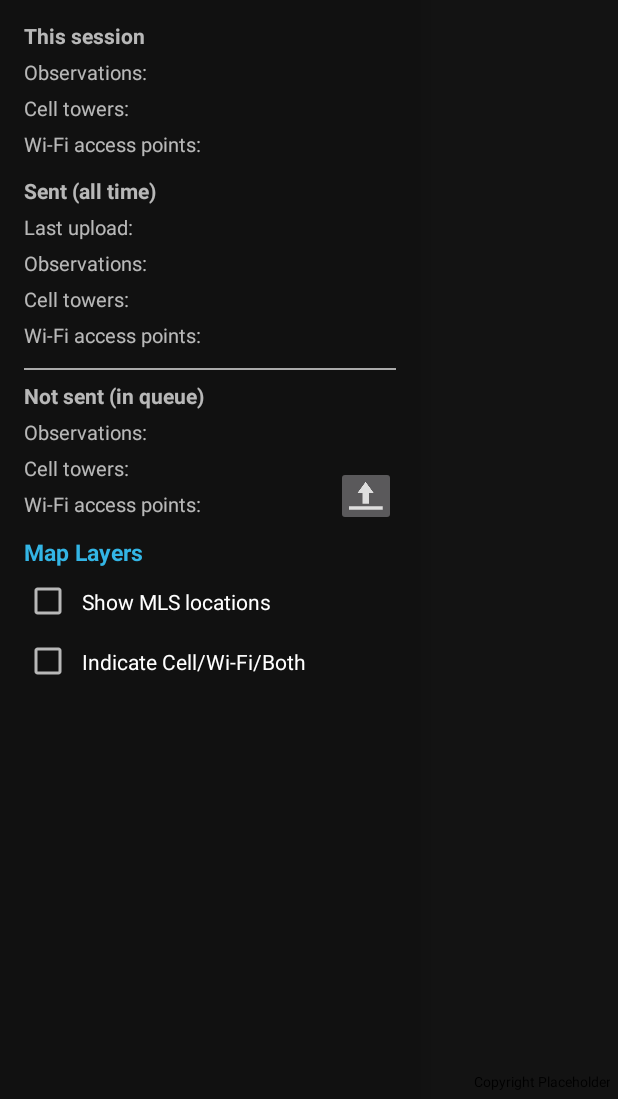
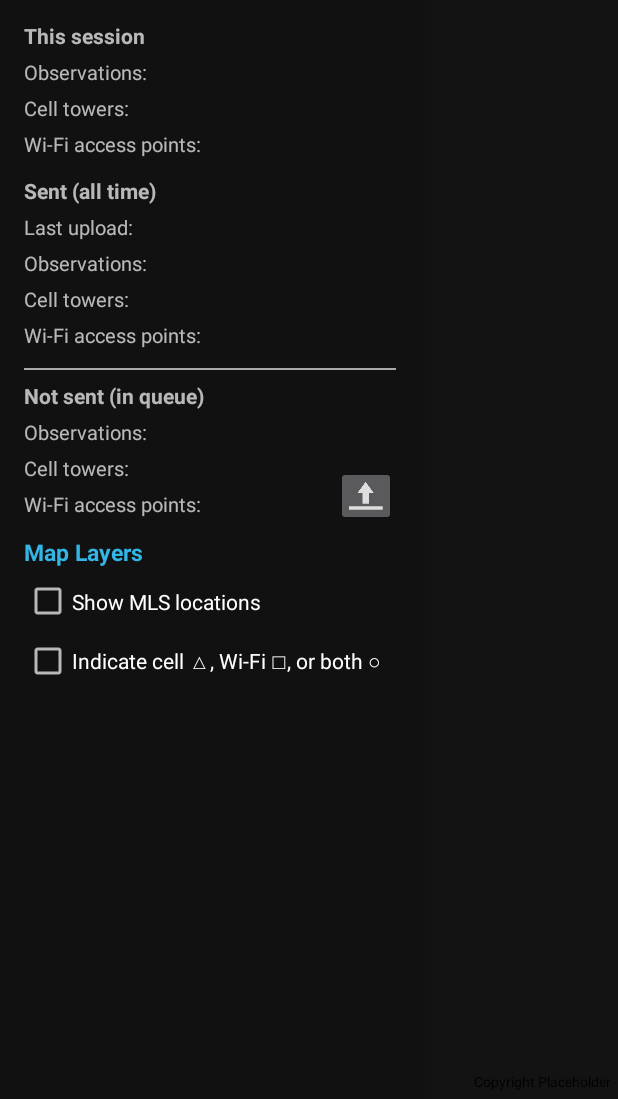
Before and after one commit to mozilla/MozStumbler, an Android app: the screen it shows after launch (MainDrawerActivity), with the side drawer open, on a phone screen of 412 x 824 dp, the part 137-1236 px from its top. Run offline under Robolectric (Android 15) with nearby library versions, the phone set to English and light mode, and no system bars; libraries missing offline, so code that uses them is left out: com.ocpsoft.pretty, org.osmdroid, org.osmdroid.api, org.osmdroid.tileprovider, org.osmdroid.util and 1 more; plain views replace MapView; 21 statements that could not run were skipped.

Commit message:
Use string constants for new drawer map options

```diff
--- a/android/src/main/res/layout/fragment_metrics_drawer.xml
+++ b/android/src/main/res/layout/fragment_metrics_drawer.xml
@@ -348,7 +348,7 @@
         <CheckBox
             android:layout_width="wrap_content"
             android:layout_height="34dp"
-            android:text="  Show MLS locations"
+            android:text="@string/drawer_map_option_show_mls_locations"
             android:id="@+id/checkBox_show_mls"
             android:layout_below="@+id/textView"
             android:layout_alignParentLeft="true"
@@ -361,7 +361,7 @@
         <CheckBox
             android:layout_width="wrap_content"
             android:layout_height="34dp"
-            android:text="  Indicate Cell/Wi-Fi/Both"
+            android:text="@string/drawer_map_option_show_observation_type"
             android:id="@+id/checkBox_show_observation_type"
             android:checked="false"
             android:textSize="14sp"
--- a/android/src/main/res/values/strings.xml
+++ b/android/src/main/res/values/strings.xml
@@ -55,8 +55,9 @@
 
     <string name="metrics_activity_title">Metrics</string>
     <string name="metrics_this_session">This session</string>
+    <string name="drawer_map_option_show_mls_locations">Show MLS locations</string>
+    <string name="drawer_map_option_show_observation_type">Indicate cell △, Wi-Fi □, or both ○</string>
 
-    <string name="refresh_map">Refresh location</string>
     <string name="title_activity_log">Log</string>
     <string name="action_view_log">View Log</string>
     <string name="scroll_to_start">Scroll to Top</string>
```
